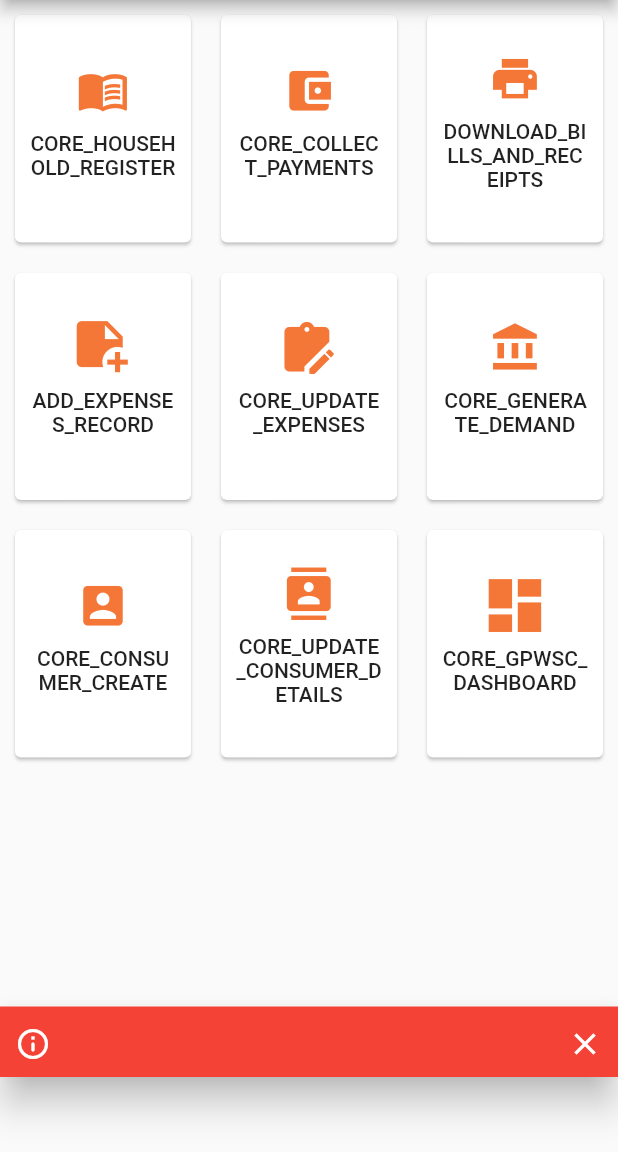
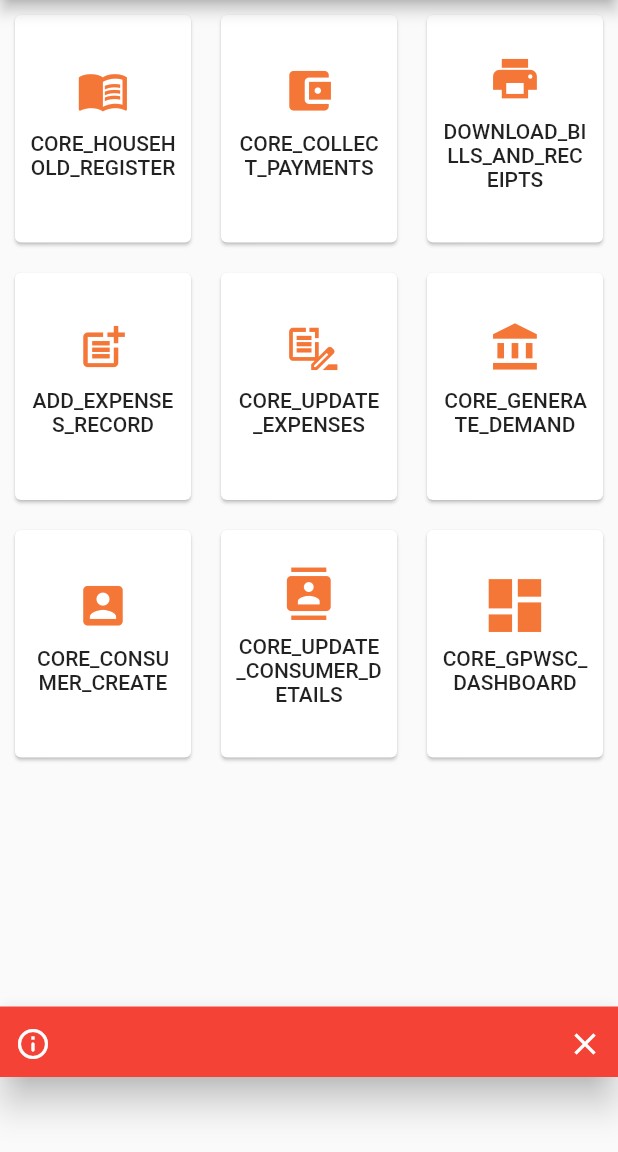
Before and after one commit to egovernments/punjab-mgramseva, a Flutter app: the Home screen opened by its route, on a phone screen of 412 x 824 dp, the part 84-1236 px from its top. Run offline on Flutter 3.47's test engine with Material 2 defaults, Android fonts, the phone set to English and light mode, and no system bars; our stand-ins replace datetime_picker_formfield, file_picker, flutter_secure_storage, flutter_spinkit, flutter_svg, flutter_typeahead and 1 more; missing offline and left inert: horizontal_data_table, universal_html; accounts and stored records are empty; network calls fail.

Commit message:
IFIX-155-Removed unwanted files

```diff
--- a/frontend/mgramseva/lib/icons/home_icons_modified_icons.dart
+++ /dev/null
@@ -1,26 +0,0 @@
-/// Flutter icons HomeIconsModified
-/// Copyright (C) 2021 by original authors @ fluttericon.com, fontello.com
-/// This font was generated by FlutterIcon.com, which is derived from Fontello.
-///
-/// To use this font, place it in your fonts/ directory and include the
-/// following in your pubspec.yaml
-///
-/// flutter:
-///   fonts:
-///    - family:  HomeIconsModified
-///      fonts:
-///       - asset: fonts/HomeIconsModified.ttf
-///
-///
-///
-import 'package:flutter/widgets.dart';
-
-class HomeIconsModified {
-  HomeIconsModified._();
-
-  static const _kFontFam = 'HomeIconsModified';
-  static const String? _kFontPkg = null;
-
-  static const IconData vector_1 = IconData(0xe800, fontFamily: _kFontFam, fontPackage: _kFontPkg);
-  static const IconData vector = IconData(0xe801, fontFamily: _kFontFam, fontPackage: _kFontPkg);
-}
--- a/frontend/mgramseva/lib/utils/constants.dart
+++ b/frontend/mgramseva/lib/utils/constants.dart
@@ -1,5 +1,4 @@
 import 'package:mgramseva/icons/home_icons_icons.dart';
-import 'package:mgramseva/icons/home_icons_modified_icons.dart';
 import 'package:mgramseva/routers/Routers.dart';
 import 'package:mgramseva/utils/Constants/I18KeyConstants.dart';
 import 'package:mgramseva/utils/models.dart';
@@ -32,8 +31,8 @@ class Constants {
         Routes.HOUSEHOLD, {'Mode': "collect"}),
     HomeItem("DOWNLOAD_BILLS_AND_RECEIPTS", HomeIcons.printreciept, '', {}),
     HomeItem(
-        "ADD_EXPENSES_RECORD", HomeIconsModified.vector_1, Routes.EXPENSES_ADD, {}),
-    HomeItem("CORE_UPDATE_EXPENSES", HomeIconsModified.vector,
+        "ADD_EXPENSES_RECORD",  HomeIcons.addexpenses, Routes.EXPENSES_ADD, {}),
+    HomeItem("CORE_UPDATE_EXPENSES", HomeIcons.updateexpenses,
         Routes.EXPENSE_SEARCH, {}),
     HomeItem(
         "CORE_GENERATE_DEMAND", HomeIcons.generaedemand, Routes.MANUAL_BILL_GENERATE, {}),
--- a/frontend/mgramseva/pubspec.yaml
+++ b/frontend/mgramseva/pubspec.yaml
@@ -83,9 +83,6 @@ flutter:
     - family: HomeIcons
       fonts:
         - asset: assets/icons/fonts/HomeIcons.ttf
-    - family: HomeIconsModified
-      fonts:
-        - asset: assets/icons/fonts/HomeIconsModified.ttf
   #       - asset: fonts/Schyler-Italic.ttf
   #         style: italic
   #   - family: Trajan Pro
```
Also changed, not shown: frontend/mgramseva/assets/icons/fonts/HomeIconsModified.ttf (deleted).
